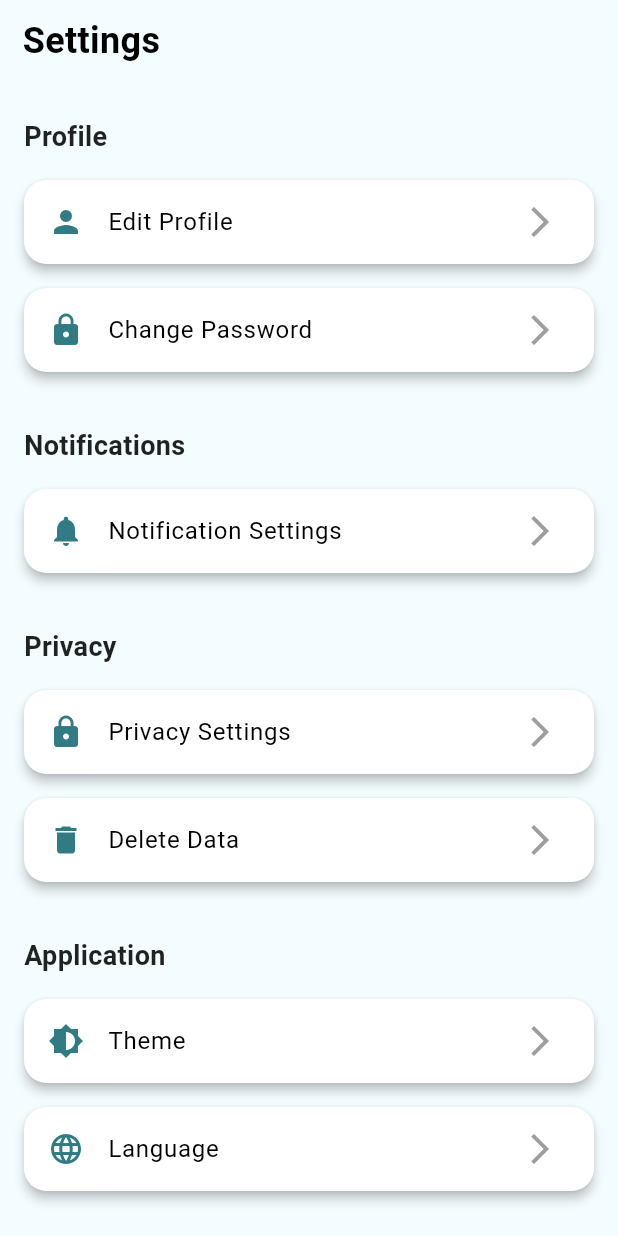
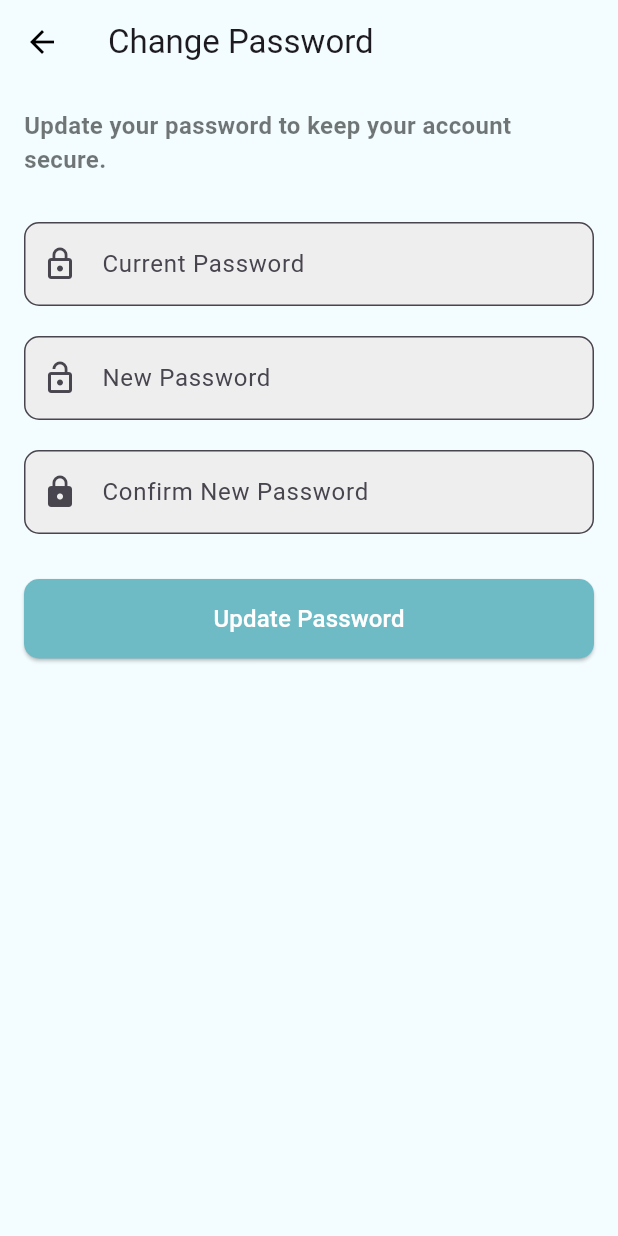
Before and after one commit to Kristoferseyan/fix-emotion, a Flutter app: the SettingsPage screen opened by its route, after a tap on "Change Password", on a phone screen of 412 x 824 dp. Run offline on Flutter 3.47's test engine with Material 3 defaults, Android fonts, the phone set to English and light mode, and no system bars; our stand-ins replace camera, fl_chart, flutter_dotenv, flutter_signin_button, google_nav_bar, google_sign_in and 2 more; missing offline and left inert: bcrypt, tflite_v2; accounts and stored records are empty.

Commit message:
-Added forgot password on login -Added changed password page -Added a dialog pop up whenever back button is pressed on the dashboard

```diff
--- a/lib/auth-modules/authentication_service.dart
+++ b/lib/auth-modules/authentication_service.dart
@@ -73,6 +73,22 @@ class AuthenticationService {
 
   // User Management Methods
   // -----------------------
+
+  // Update Password
+Future<void> updatePassword(String userId, String newPassword) async {
+  // Hash the new password
+  final hashedPassword = BCrypt.hashpw(newPassword, BCrypt.gensalt());
+
+  // Update the user's password in the database
+  final response = await client
+      .from('users')
+      .update({'password': hashedPassword})
+      .eq('id', userId);
+
+  if (response.error != null) {
+    throw AuthException('Failed to update password: ${response.error!.message}');
+  }
+}
 
   // Get the current user's ID
   String? getCurrentUserId() {
--- a/lib/dashboard-modules/profile_page.dart
+++ b/lib/dashboard-modules/profile_page.dart
@@ -1,6 +1,7 @@
 import 'package:flutter/material.dart';
 import 'package:supabase_flutter/supabase_flutter.dart';
 import 'package:fix_emotion/auth-modules/login-modules/login.dart';
+import '../auth-modules/authentication_service.dart'; // Import your AuthenticationService
 
 class ProfilePage extends StatefulWidget {
   final String userId;
@@ -13,6 +14,7 @@ class ProfilePage extends StatefulWidget {
 
 class _ProfilePageState extends State<ProfilePage> {
   final supabase = Supabase.instance.client;
+  final AuthenticationService authService = AuthenticationService(); // Create an instance of AuthenticationService
   Map<String, dynamic>? userData;
 
   @override
@@ -37,8 +39,8 @@ class _ProfilePageState extends State<ProfilePage> {
     }
   }
 
-  void _logout() async {
-    await supabase.auth.signOut();
+  Future<void> _logout() async {
+    await authService.signOut();
     Navigator.pushAndRemoveUntil(
       context,
       MaterialPageRoute(builder: (context) => const LoginPage()),
--- a/lib/main.dart
+++ b/lib/main.dart
@@ -1,12 +1,16 @@
+import 'package:fix_emotion/auth-modules/login-modules/reset_password.dart';
 import 'package:flutter/material.dart';
 import 'package:supabase_flutter/supabase_flutter.dart';
 import 'package:flutter_dotenv/flutter_dotenv.dart';
+import 'package:logging/logging.dart';
 import 'settings-modules/settings_page.dart';
 import 'dashboard-modules/dashboard.dart';
 import 'auth-modules/login-modules/login.dart';
 import 'auth-modules/reg-modules/registration.dart';
 import 'settings-modules/notification_settings_page.dart';
 import 'settings-modules/privacy_settings_page.dart';
+
+final _logger = Logger('MyApp');
 
 Future<void> main() async {
   WidgetsFlutterBinding.ensureInitialized();
@@ -15,6 +19,7 @@ Future<void> main() async {
   final String? supabaseAnonKey = dotenv.env['SUPABASE_ANON_KEY'];
 
   if (supabaseUrl == null || supabaseAnonKey == null) {
+    _logger.severe("Environment variables for Supabase are missing!");
     throw Exception("Environment variables for Supabase are missing!");
   }
 
@@ -37,7 +42,6 @@ class MyApp extends StatelessWidget {
   @override
   Widget build(BuildContext context) {
     return MaterialApp(
-      initialRoute: isAuthenticated ? '/dashboard' : '/',
       onGenerateRoute: _onGenerateRoute,
       debugShowCheckedModeBanner: false,
       theme: _buildLightTheme(),
@@ -47,7 +51,22 @@ class MyApp extends StatelessWidget {
   }
 
   Route<dynamic>? _onGenerateRoute(RouteSettings settings) {
+    Uri uri = Uri.parse(settings.name ?? '');
+
+    _logger.info('Navigating to: ${settings.name}');
+    _logger.info('URI Scheme: ${uri.scheme}');
+    _logger.info('URI Path: ${uri.path}');
+    _logger.info('Query Parameters: ${uri.queryParameters}');
+
     final args = getRouteArguments(settings);
+
+    if (uri.scheme == 'emotion' && uri.path == '/reset-password') {
+      final token = uri.queryParameters['token'] ?? '';
+      _logger.info('Reset Password Token from Deep Link: $token');
+      return MaterialPageRoute(
+        builder: (_) => ResetPasswordPage(accessToken: token),
+      );
+    }
 
     switch (settings.name) {
       case '/':
@@ -69,15 +88,21 @@ class MyApp extends StatelessWidget {
         );
       case '/notification-settings':
         return MaterialPageRoute(builder: (_) => NotificationSettingsPage());
+      case '/reset-password':
+        final token = args['token'] ?? '';
+        _logger.info('Navigating to ResetPasswordPage with token: $token');
+        return MaterialPageRoute(
+          builder: (_) => ResetPasswordPage(accessToken: token),
+        );
       case '/privacy-settings':
         return MaterialPageRoute(
           builder: (_) => PrivacySettingsPage(
             userId: args['userId'] ?? '',
-            onSettingsChanged: (String setting, bool value) {
-            },
+            onSettingsChanged: (String setting, bool value) {},
           ),
         );
       default:
+        _logger.warning('Unknown route: ${settings.name}');
         return MaterialPageRoute(builder: (_) => const LoginReg());
     }
   }
--- /dev/null
+++ b/lib/settings-modules/change_password_page.dart
@@ -0,0 +1,220 @@
+import 'package:bcrypt/bcrypt.dart';
+import 'package:flutter/material.dart';
+import 'package:supabase_flutter/supabase_flutter.dart';
+import '../auth-modules/authentication_service.dart';
+
+class ChangePasswordPage extends StatefulWidget {
+  final String userId;
+
+  const ChangePasswordPage({Key? key, required this.userId}) : super(key: key);
+
+  @override
+  _ChangePasswordPageState createState() => _ChangePasswordPageState();
+}
+
+class _ChangePasswordPageState extends State<ChangePasswordPage> {
+  final _formKey = GlobalKey<FormState>();
+  final AuthenticationService _authService = AuthenticationService();
+  final supabase = Supabase.instance.client;
+
+  late TextEditingController _currentPasswordController;
+  late TextEditingController _newPasswordController;
+  late TextEditingController _confirmPasswordController;
+
+  bool _isLoading = false;
+
+  @override
+  void initState() {
+    super.initState();
+    _currentPasswordController = TextEditingController();
+    _newPasswordController = TextEditingController();
+    _confirmPasswordController = TextEditingController();
+
+    // Print the userId whenever the page is opened
+    print("UserID: ${widget.userId}");
+  }
+
+  @override
+  void dispose() {
+    _currentPasswordController.dispose();
+    _newPasswordController.dispose();
+    _confirmPasswordController.dispose();
+    super.dispose();
+  }
+
+  Future<void> _changePassword() async {
+    if (_formKey.currentState!.validate()) {
+      setState(() {
+        _isLoading = true;
+      });
+
+      try {
+        // Fetch the user data to verify the current password
+        final response = await supabase
+            .from('users')
+            .select('password')
+            .eq('id', widget.userId)
+            .single();
+
+        final user = response as Map<String, dynamic>?;
+
+        if (user == null || user['password'] == null) {
+          throw Exception('User data is invalid');
+        }
+
+        final currentPasswordHash = user['password'];
+
+        // Print the current password hash for debugging purposes
+        print("Current Password Hash: $currentPasswordHash");
+
+        // Verify the current password
+        if (BCrypt.checkpw(_currentPasswordController.text, currentPasswordHash)) {
+          // Hash the new password
+          final hashedNewPassword = BCrypt.hashpw(_newPasswordController.text, BCrypt.gensalt());
+
+          // Update the password in the database
+          final updateResponse = await supabase
+              .from('users')
+              .update({'password': hashedNewPassword})
+              .eq('id', widget.userId);
+
+          ScaffoldMessenger.of(context).showSnackBar(
+            const SnackBar(content: Text('Password updated successfully')),
+          );
+          Navigator.pop(context);
+        } else {
+          throw Exception('Incorrect current password');
+        }
+      } catch (error) {
+        ScaffoldMessenger.of(context).showSnackBar(
+          SnackBar(content: Text('Error: $error')),
+        );
+      } finally {
+        setState(() {
+          _isLoading = false;
+        });
+      }
+    }
+  }
+
+  @override
+  Widget build(BuildContext context) {
+    final brightness = MediaQuery.of(context).platformBrightness;
+    final isDarkMode = brightness == Brightness.dark;
+
+    return Scaffold(
+      backgroundColor: isDarkMode ? const Color(0xFF122E31) : const Color(0xFFF3FCFF),
+      appBar: AppBar(
+        title: const Text('Change Password'),
+        backgroundColor: isDarkMode ? const Color(0xFF122E31) : const Color(0xFFF3FCFF),
+        iconTheme: IconThemeData(color: isDarkMode ? Colors.white : Colors.black),
+      ),
+      body: SingleChildScrollView(
+        padding: const EdgeInsets.all(16.0),
+        child: Form(
+          key: _formKey,
+          child: Column(
+            crossAxisAlignment: CrossAxisAlignment.start,
+            children: <Widget>[
+              Text(
+                'Update your password to keep your account secure.',
+                style: TextStyle(
+                  fontSize: 16.0,
+                  fontWeight: FontWeight.bold,
+                  color: isDarkMode ? Colors.white70 : Colors.black54,
+                ),
+              ),
+              const SizedBox(height: 30),
+              TextFormField(
+                controller: _currentPasswordController,
+                decoration: InputDecoration(
+                  labelText: 'Current Password',
+                  prefixIcon: const Icon(Icons.lock_outline),
+                  border: OutlineInputBorder(
+                    borderRadius: BorderRadius.circular(10),
+                  ),
+                  filled: true,
+                  fillColor: isDarkMode ? Colors.grey[800] : Colors.grey[200],
+                ),
+                obscureText: true,
+                validator: (value) {
+                  if (value == null || value.isEmpty) {
+                    return 'Please enter your current password';
+                  }
+                  return null;
+                },
+              ),
+              const SizedBox(height: 20),
+              TextFormField(
+                controller: _newPasswordController,
+                decoration: InputDecoration(
+                  labelText: 'New Password',
+                  prefixIcon: const Icon(Icons.lock_open),
+                  border: OutlineInputBorder(
+                    borderRadius: BorderRadius.circular(10),
+                  ),
+                  filled: true,
+                  fillColor: isDarkMode ? Colors.grey[800] : Colors.grey[200],
+                ),
+                obscureText: true,
+                validator: (value) {
+                  if (value == null || value.isEmpty) {
+                    return 'Please enter a new password';
+                  } else if (value.length < 8) {
+                    return 'Password must be at least 8 characters long';
+                  } else if (!RegExp(r'^(?=.*[a-z])(?=.*[A-Z])(?=.*\d)').hasMatch(value)) {
+                    return 'Password must contain an uppercase letter, a lowercase letter, and a number';
+                  }
+                  return null;
+                },
+              ),
+              const SizedBox(height: 20),
+              TextFormField(
+                controller: _confirmPasswordController,
+                decoration: InputDecoration(
+                  labelText: 'Confirm New Password',
+                  prefixIcon: const Icon(Icons.lock),
+                  border: OutlineInputBorder(
+                    borderRadius: BorderRadius.circular(10),
+                  ),
+                  filled: true,
+                  fillColor: isDarkMode ? Colors.grey[800] : Colors.grey[200],
+                ),
+                obscureText: true,
+                validator: (value) {
+                  if (value != _newPasswordController.text) {
+                    return 'Passwords do not match';
+                  }
+                  return null;
+                },
+              ),
+              const SizedBox(height: 30),
+              _isLoading
+                  ? const Center(child: CircularProgressIndicator())
+                  : SizedBox(
+                      width: double.infinity,
+                      child: ElevatedButton(
+                        onPressed: _changePassword,
+                        style: ElevatedButton.styleFrom(
+                          padding: const EdgeInsets.symmetric(vertical: 15),
+                          backgroundColor: isDarkMode ? const Color(0xFF1A3C40) : const Color.fromARGB(255, 110, 187, 197),
+                          shape: RoundedRectangleBorder(
+                            borderRadius: BorderRadius.circular(10.0),
+                          ),
+                        ),
+                        child: Text(
+                          'Update Password',
+                          style: TextStyle(
+                            fontSize: 16.0,
+                            color: isDarkMode ? Colors.white70 : Colors.white,
+                          ),
+                        ),
+                      ),
+                    ),
+            ],
+          ),
+        ),
+      ),
+    );
+  }
+}
--- a/lib/settings-modules/settings_page.dart
+++ b/lib/settings-modules/settings_page.dart
@@ -1,3 +1,4 @@
+import 'package:fix_emotion/settings-modules/change_password_page.dart';
 import 'package:fix_emotion/settings-modules/delete_data_page.dart';
 import 'package:fix_emotion/settings-modules/privacy_settings_page.dart';
 import 'package:flutter/material.dart';
@@ -46,6 +47,10 @@ class _SettingsPageState extends State<SettingsPage> {
                         );
                       }),
                       _buildSettingsTile(Icons.lock, 'Change Password', isDarkMode, () {
+                        Navigator.push(
+                          context,
+                          MaterialPageRoute(builder: (context) => ChangePasswordPage(userId: widget.userId,)),
+                        );
                       }),
                       SizedBox(height: 20),
                       _buildSectionHeader('Notifications', isDarkMode),
--- a/pubspec.yaml
+++ b/pubspec.yaml
@@ -29,6 +29,7 @@ dependencies:
   uuid: ^4.4.2
   provider: ^6.1.2
   google_mlkit_pose_detection: ^0.12.0
+  logging: ^1.2.0
 
 dev_dependencies:
   flutter_test:
```
Also changed, not shown: lib/auth-modules/login-modules/forgot_password.dart (added, +107 -0 lines), lib/auth-modules/login-modules/login.dart (+8 -0 lines), lib/auth-modules/login-modules/login_form.dart (+14 -0 lines), lib/auth-modules/login-modules/reset_password.dart (added, +144 -0 lines), lib/dashboard-modules/dashboard_layout.dart (+40 -3 lines), pubspec.lock, 1 other file.
